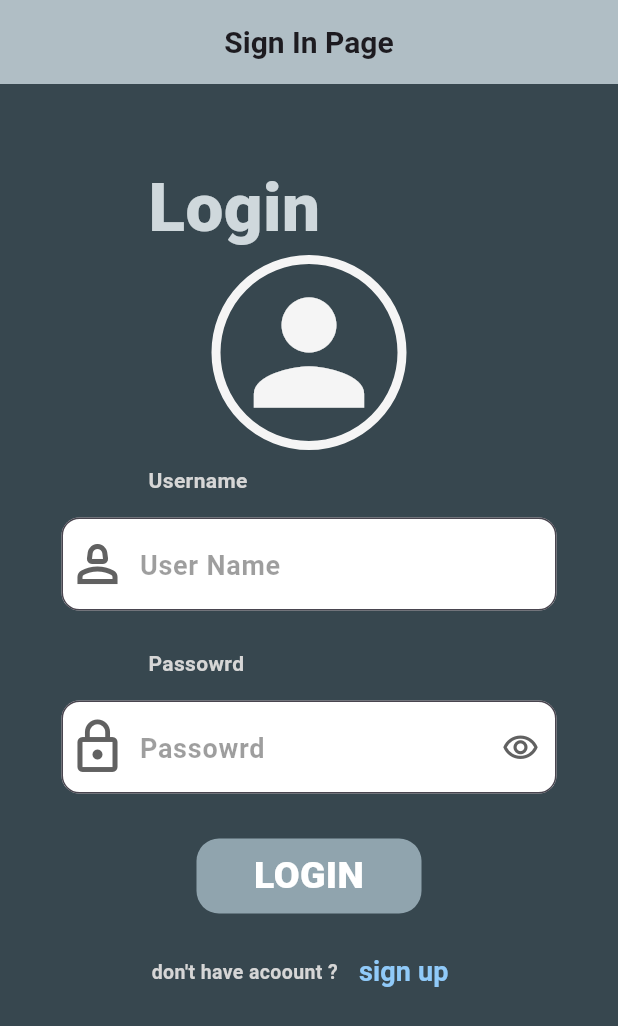
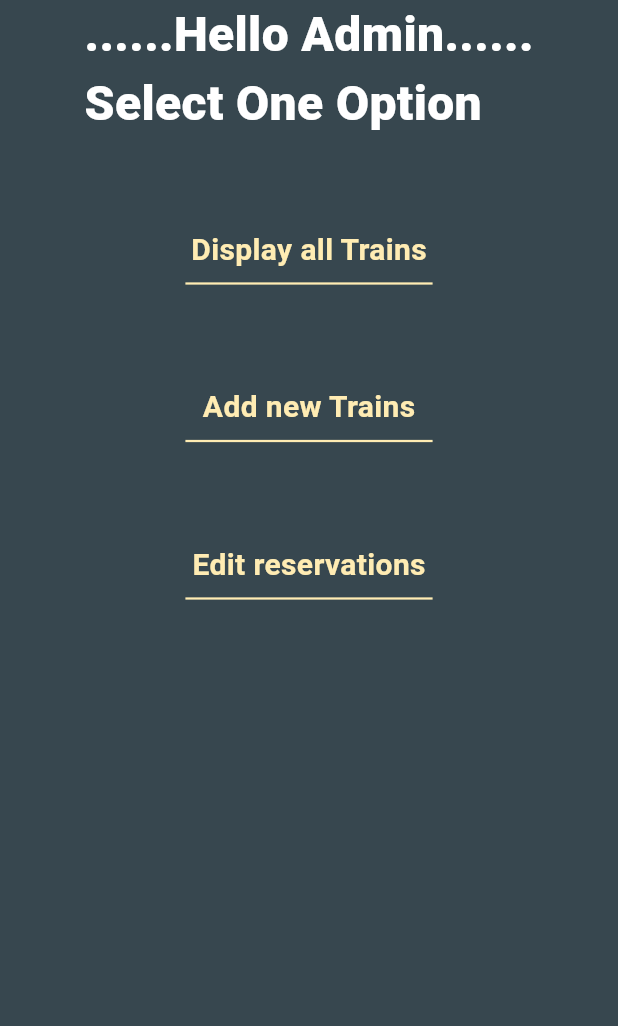
Before and after one commit to Mohammed-Al-Lail/Trains-Reservation-System, a Flutter app: the screen it shows after launch, on a phone screen of 412 x 824 dp. Shown: the top 1026 px of the screen. Run offline on Flutter 3.47's test engine with Material 3 defaults, Android fonts, the phone set to English and light mode, and no system bars; our stand-ins replace flutter_credit_card, google_fonts.

Commit message:
commit-6

```diff
--- /dev/null
+++ b/lib/AdminsUtilities/AdminsHomePageUtilites/AdminOptionBox.dart
@@ -0,0 +1,42 @@
+import 'package:flutter/material.dart';
+
+
+class optionBox extends StatelessWidget {
+  const optionBox({super.key,required this.title,required this.onTap});
+
+  final String title;
+  final void Function()? onTap;
+  @override
+  Widget build(BuildContext context) {
+
+    return GestureDetector(
+      onTap: onTap,
+
+      child: Padding(
+        padding: const EdgeInsets.only(top: 30 , bottom: 30),
+        child: Column(
+         crossAxisAlignment: CrossAxisAlignment.start,
+          children: [
+
+            Center(
+              child: Text(
+                title,
+                style: TextStyle(
+                  color: Colors.amber[100],
+                  fontSize: 20,
+                  fontWeight: FontWeight.w700
+                ),
+              ),
+            ),
+            Divider(
+              color: Colors.amber[100],
+              thickness: 1.5,
+              indent: MediaQuery.of(context).size.width* 0.3,
+              endIndent: MediaQuery.of(context).size.width* 0.3,
+              ),
+          ],
+        ),
+      ),
+    );
+  }
+}
--- a/lib/classes/Train.dart
+++ b/lib/classes/Train.dart
@@ -23,10 +23,9 @@ class Train{
 
 
 
-  List<Passengar> passengarsList=[];
+  List<Passengar> _passengarsList=[];
 
-
-  List<Seat> trainSeats = [ // each train will have fixed number of seats from the begining
+  final List<Seat> trainSeats = [ // each train will have fixed number of seats from the begining {every time we creat new train object , by defult it will have this seats list}
 
     Seat(
       seatNumber: "1",
@@ -120,5 +119,12 @@ class Train{
   ];
 
 
+// method to add passengar to the train passengar list
+  void addPassenger(Passengar p){
+
+    if(! _passengarsList.contains(p)){
+      _passengarsList.add(p);
+    }
+  }
 
 }
--- a/lib/classes/admin.dart
+++ b/lib/classes/admin.dart
@@ -1,19 +1,16 @@
-class Admin{
+import 'package:trains_reservation_app_ics321_project/classes/user.dart';
+
+class Admin extends User{
 
 
 Admin({
-  required this.fName,
-  required this.lName,
-  required this.email,
-  required this.passowrd,
-  this. age
+  required super.fName,
+  required super.lName,
+  required super.email,
+  required super.passowrd,
+  String? age
 });
 
 
-  final String fName ;
-  final String lName;
-  final String email;
-  final String passowrd;
-  String? age;
 
 }
--- a/lib/classes/passengar.dart
+++ b/lib/classes/passengar.dart
@@ -1,22 +1,19 @@
 import 'package:trains_reservation_app_ics321_project/classes/Ticket.dart';
 import 'package:trains_reservation_app_ics321_project/classes/seat.dart';
+import 'package:trains_reservation_app_ics321_project/classes/user.dart';
 
-class Passengar {
+class Passengar extends User{
 
-Passengar({
-  required this.fName,
-  required this.lName,
-  required this.email,
-  required this.passowrd,
-  this. age
+Passengar({ // we will take the same parameters from the suber class
+  required super.fName,
+  required super.lName,
+  required super.email,
+  required super.passowrd,
+  String? age
 });
 
 
-  final String fName ;
-  final String lName;
-  final String email;
-  final String passowrd;
-  String? age;
+
   List<Ticket>? passengarTicketsList =[];
   List<Seat> passengarSeatsList = [];
 
--- /dev/null
+++ b/lib/classes/user.dart
@@ -0,0 +1,17 @@
+abstract class User {
+
+  User({
+  required this.fName,
+  required this.lName,
+  required this.email,
+  required this.passowrd,
+  this. age
+});
+
+
+  final String fName ;
+  final String lName;
+  final String email;
+  final String passowrd;
+  String? age;
+}
--- a/lib/main.dart
+++ b/lib/main.dart
@@ -3,6 +3,7 @@ import 'package:provider/provider.dart';
 import 'package:trains_reservation_app_ics321_project/Services/adminProvider.dart';
 import 'package:trains_reservation_app_ics321_project/Services/trainProvider.dart';
 import 'package:trains_reservation_app_ics321_project/Services/usersProvider.dart';
+import 'package:trains_reservation_app_ics321_project/screens/AdminsScreens/AdminHomePage.dart';
 import 'package:trains_reservation_app_ics321_project/screens/LogInScreen/signin.dart';
 
 void main() {
@@ -26,7 +27,7 @@ class MyApp extends StatelessWidget {
 
       child: const MaterialApp(
         debugShowCheckedModeBanner: false,
-        home: SigninPage()
+        home: AdminHomePage()//SigninPage()
       ),
     );
   }
--- /dev/null
+++ b/lib/screens/AdminsScreens/AdminHomePage.dart
@@ -0,0 +1,68 @@
+import 'package:flutter/material.dart';
+import 'package:trains_reservation_app_ics321_project/AdminsUtilities/AdminsHomePageUtilites/AdminOptionBox.dart';
+import 'package:trains_reservation_app_ics321_project/screens/AdminsScreens/addNewTrainPage.dart';
+import 'package:trains_reservation_app_ics321_project/screens/AdminsScreens/allTrainsScreen.dart';
+import 'package:trains_reservation_app_ics321_project/screens/LogInScreen/signin.dart';
+
+class AdminHomePage extends StatelessWidget {
+  const AdminHomePage({super.key});
+
+  @override
+  Widget build(BuildContext context) {
+
+
+    return Scaffold(
+
+      backgroundColor: Colors.blueGrey[800],
+
+
+
+      body:  SafeArea(
+        child: Column(
+
+
+          children: [
+
+            const Center(
+              child: Text(
+                "......Hello Admin......\nSelect One Option",
+                style: TextStyle(
+                  color: Colors.white,
+                  fontSize: 32,
+                  fontWeight: FontWeight.w900
+                ),
+              ),
+            ),
+            const SizedBox(height: 30,),
+
+          // List of options {add new train ,edit train, edit reservations}
+
+             // show all the trains on the system
+              optionBox(
+                title: "Display all Trains",
+                onTap: (){
+                  Navigator.push(context, MaterialPageRoute(builder: (context)=>allTrainsScreen()));
+                },
+                ),
+             // add new train to the system
+              optionBox(
+                title: "Add new Trains",
+                onTap: (){
+                  Navigator.push(context, MaterialPageRoute(builder: (context)=>AddnewTrainPage()));
+                },
+                ),
+             //Edit - cancel reservations
+              optionBox(
+                title: "Edit reservations",
+                onTap: (){
+                  Navigator.push(context, MaterialPageRoute(builder: (context)=>SigninPage()));
+                },
+                ),
+
+
+          ],
+        ),
+      ),
+    );
+  }
+}
--- a/lib/screens/mainScreens/homPage.dart
+++ b/lib/screens/mainScreens/homPage.dart
@@ -26,8 +26,6 @@ class _HomePageState extends State<HomePage> {
   String? originCity;
 
   String? distenationCity;
-
-  String? departureDate;
 
   String? numberOfTravelers;
 
--- a/lib/screens/mainScreens/payment_Screen.dart
+++ b/lib/screens/mainScreens/payment_Screen.dart
@@ -80,6 +80,8 @@ final List monthsList = [01,02,03,04,05,06,07,08,09,10,11,12];
 
       );
       Provider.of<trainProvider>(context,listen: false).payButtonMethod(widget.train);
+      Provider.of<trainProvider>(context,listen: false).addPassengerToTheList(widget.train,context);
+
       Provider.of<usersProvider>(context,listen: false).createTickets(widget.train);
       Provider.of<usersProvider>(context,listen: false).resetPassengarSeatsList();
 
```
Also changed, not shown: lib/AdminsUtilities/addNewTrainPageUtilities/addNewTrainForm.dart (added, +300 -0 lines), lib/AdminsUtilities/addNewTrainPageUtilities/myTextFormField.dart (added, +76 -0 lines), lib/Services/trainProvider.dart (+26 -0 lines), lib/screens/AdminsScreens/addNewTrainPage.dart (added, +54 -0 lines), lib/screens/AdminsScreens/allTrainsScreen.dart (added, +21 -0 lines).
